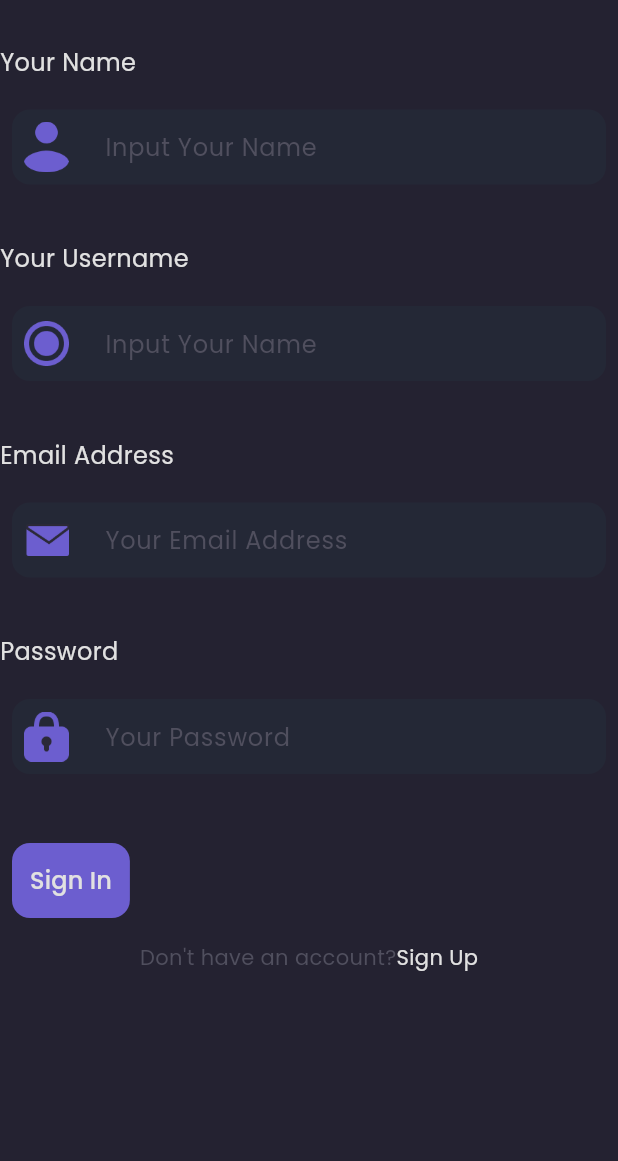
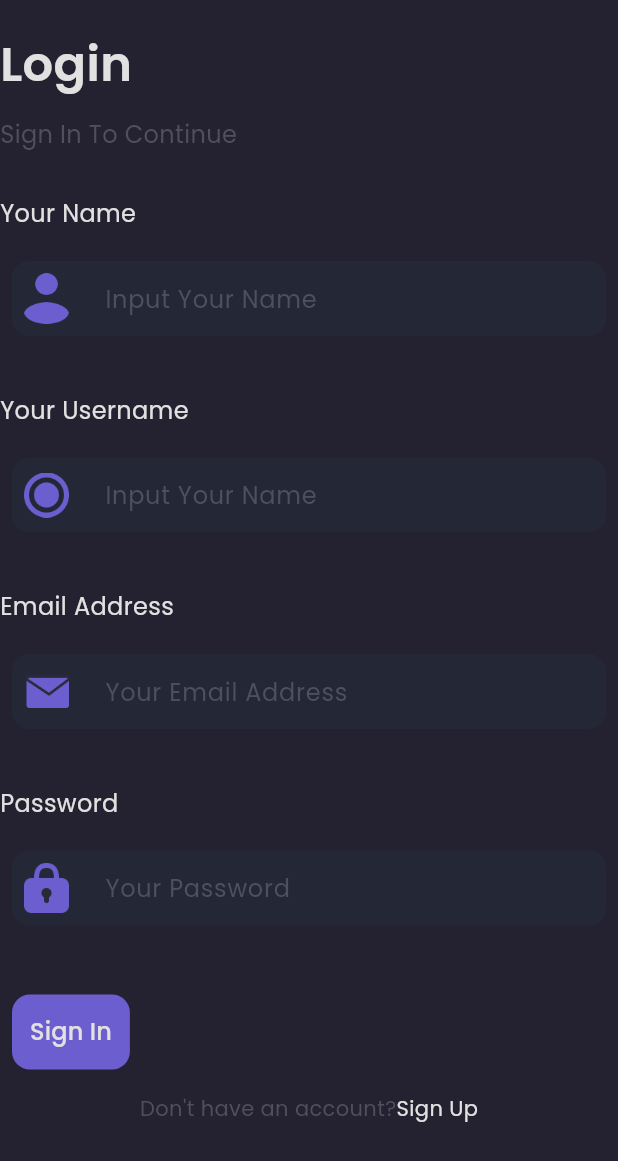
Before and after one commit to Haziqbatak/e_commerce, a Flutter app: the SignUpPage screen opened by its route, on a phone screen of 412 x 824 dp. Shown: the top 1161 px of the screen. Run offline on Flutter 3.47's test engine with Material 3 defaults, Android fonts, the phone set to English and light mode, and no system bars; our stand-ins replace google_fonts.

Commit message:
nambah lagi ;(

```diff
--- a/lib/pages/ui/sign_up_page.dart
+++ b/lib/pages/ui/sign_up_page.dart
@@ -3,7 +3,7 @@ part of '../pages.dart';
 class SignUpPage extends StatelessWidget {
   const SignUpPage({super.key});
 
-Widget footer(BuildContext context) {
+  Widget footer(BuildContext context) {
     return Padding(
       padding: const EdgeInsets.all(8.0),
       child: Row(
@@ -14,9 +14,7 @@ Widget footer(BuildContext context) {
             style: subtitleTextStyle,
           ),
           GestureDetector(
-            onTap: () {
-
-            },
+            onTap: () {},
             child: Text(
               'Sign Up',
               style: primaryTextStyle,
@@ -55,7 +53,7 @@ Widget footer(BuildContext context) {
     );
   }
 
-  Widget password(){
+  Widget password() {
     return Container(
       margin: EdgeInsets.only(
         top: 30,
@@ -111,7 +109,7 @@ Widget footer(BuildContext context) {
     );
   }
 
-  Widget email(){
+  Widget email() {
     return Container(
       margin: EdgeInsets.only(
         top: 30,
@@ -277,6 +275,33 @@ Widget footer(BuildContext context) {
   }
 
   @override
+
+  Widget header() {
+    return Container(
+      margin: EdgeInsets.only(top: 20),
+      child: Column(
+        crossAxisAlignment: CrossAxisAlignment.start,
+        children: [
+          Text(
+            'Login',
+            style: primaryTextStyle.copyWith(
+              fontSize: 32,
+              fontWeight: semiBold,
+            ),
+          ),
+          SizedBox(
+            height: 12,
+          ),
+          Text(
+            'Sign In To Continue',
+            style:
+                subtitleTextStyle.copyWith(fontSize: 16, fontWeight: regular),
+          ),
+        ],
+      ),
+    );
+  }
+
   Widget build(BuildContext context) {
     return Scaffold(
       resizeToAvoidBottomInset: false,
@@ -286,6 +311,7 @@ Widget footer(BuildContext context) {
           mainAxisAlignment: MainAxisAlignment.start,
           crossAxisAlignment: CrossAxisAlignment.start,
           children: [
+            header(),
             name(),
             username(),
             email(),
```
Also changed, not shown: lib/main.dart (+5 -5 lines).
